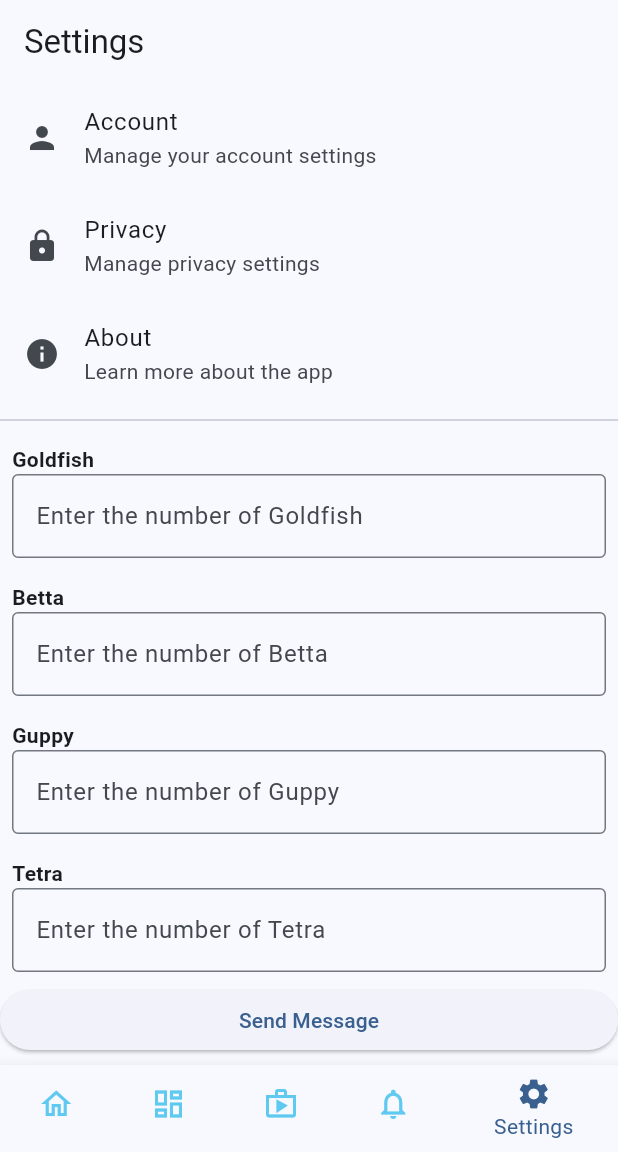
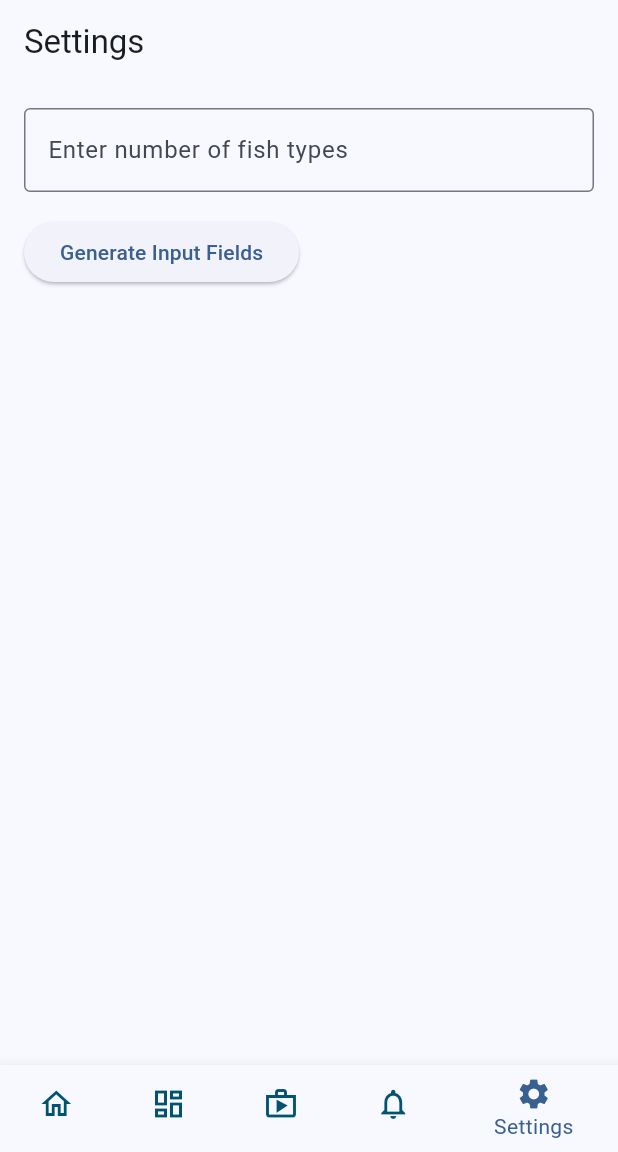
Before and after one commit to SahanEdirimanna/Aquaguard, a Flutter app: the screen it shows after launch, item 5 of the bottom bar chosen, on a phone screen of 412 x 824 dp, the part 84-1236 px from its top. Run offline on Flutter 3.47's test engine with Material 3 defaults, Android fonts, the phone set to English and light mode, and no system bars; network calls fail.

Commit message:
settings fish selection

```diff
--- a/lib/main.dart
+++ b/lib/main.dart
@@ -93,7 +93,7 @@ class _MainPageState extends State<MainPage> {
         ],
         currentIndex: _selectedIndex,
         selectedItemColor: Theme.of(context).colorScheme.primary,
-        unselectedItemColor: const Color.fromARGB(255, 95, 201, 239),
+        unselectedItemColor: const Color.fromARGB(255, 2, 83, 113),
         onTap: _onItemTapped,
       ),
     );
--- a/lib/screens/settings.dart
+++ b/lib/screens/settings.dart
@@ -11,8 +11,10 @@ class SettingsPage extends StatefulWidget {
 
 class SettingsPageState extends State<SettingsPage> {
   late WebSocketChannel _channel;
-  final Map<String, TextEditingController> _fishControllers = {};
-  final List<String> _fishTypes = ['Goldfish', 'Betta', 'Guppy', 'Tetra'];
+  final TextEditingController _fishTypeCountController = TextEditingController();
+  int _fishTypeCount = 0;
+  List<Map<String, dynamic>> _fishInputs = [];
+  final List<String> _fishNames = ['Goldfish', 'Betta', 'Guppy', 'Tetra', 'Angelfish'];
 
   @override
   void initState() {
@@ -20,29 +22,46 @@ class SettingsPageState extends State<SettingsPage> {
     _channel = WebSocketChannel.connect(
       Uri.parse('ws://159.89.173.231:1880/ws/settings'), // Replace with your WebSocket URL
     );
+  }
 
-    // Initialize controllers for each fish type
-    for (var fishType in _fishTypes) {
-      _fishControllers[fishType] = TextEditingController();
-    }
+  void _generateFishInputs() {
+    setState(() {
+      _fishTypeCount = int.tryParse(_fishTypeCountController.text) ?? 0;
+      _fishInputs = List.generate(_fishTypeCount, (_) {
+        return {
+          'name': null, // Dropdown selection
+          'count': TextEditingController(),
+          'age': TextEditingController(),
+        };
+      });
+    });
   }
 
   void _sendMessage() {
-    final messages = _fishTypes.map((fishType) {
-      final fishNumber = _fishControllers[fishType]?.text ?? '0';
-      return 'Fish Type: $fishType, Number: $fishNumber';
+    final fishData = _fishInputs.map((fishInput) {
+      return {
+        'name': fishInput['name'] ?? '',
+        'count': fishInput['count']?.text ?? '',
+        'age': fishInput['age']?.text ?? '',
+      };
+    }).toList();
+
+    final message = fishData.map((fish) {
+      return 'Fish Type: ${fish['name']}, Count: ${fish['count']}, Average Age: ${fish['age']}';
     }).join('; ');
 
-    if (messages.isNotEmpty) {
-      _channel.sink.add(messages);
+    if (message.isNotEmpty) {
+      _channel.sink.add(message);
     }
   }
 
   @override
   void dispose() {
     _channel.sink.close(status.goingAway);
-    for (var controller in _fishControllers.values) {
-      controller.dispose();
+    _fishTypeCountController.dispose();
+    for (var fishInput in _fishInputs) {
+      fishInput['count']?.dispose();
+      fishInput['age']?.dispose();
     }
     super.dispose();
   }
@@ -53,61 +72,103 @@ class SettingsPageState extends State<SettingsPage> {
       appBar: AppBar(
         title: Text('Settings'),
       ),
-      body: ListView(
+      body: Padding(
+        padding: const EdgeInsets.all(16.0),
+        child: SingleChildScrollView(
+          child: Column(
+            crossAxisAlignment: CrossAxisAlignment.start,
             children: [
-          ListTile(
-            leading: Icon(Icons.person),
-            title: Text('Account'),
-            subtitle: Text('Manage your account settings'),
-            onTap: () {
-              // Handle account settings tap
-            },
+              TextField(
+                controller: _fishTypeCountController,
+                decoration: InputDecoration(
+                  border: OutlineInputBorder(),
+                  labelText: 'Enter number of fish types',
                 ),
-          ListTile(
-            leading: Icon(Icons.lock),
-            title: Text('Privacy'),
-            subtitle: Text('Manage privacy settings'),
-            onTap: () {
-              // Handle privacy settings tap
-            },
               ),
-          ListTile(
-            leading: Icon(Icons.info),
-            title: Text('About'),
-            subtitle: Text('Learn more about the app'),
-            onTap: () {
-              // Handle about tap
-            },
+              const SizedBox(height: 16.0),
+              ElevatedButton(
+                onPressed: _generateFishInputs,
+                child: Text('Generate Input Fields'),
               ),
-          Divider(),
-          ..._fishTypes.map((fishType) {
+              const SizedBox(height: 16.0),
+              if (_fishInputs.isNotEmpty)
+                ListView.builder(
+                  shrinkWrap: true,
+                  physics: NeverScrollableScrollPhysics(),
+                  itemCount: _fishInputs.length,
+                  itemBuilder: (context, index) {
                     return Padding(
-              padding: const EdgeInsets.all(8.0),
+                      padding: const EdgeInsets.only(bottom: 16.0),
+                      child: Card(
+                        elevation: 4.0,
+                        shape: RoundedRectangleBorder(
+                          borderRadius: BorderRadius.circular(12.0),
+                        ),
+                        child: Padding(
+                          padding: const EdgeInsets.all(16.0),
                           child: Column(
                             crossAxisAlignment: CrossAxisAlignment.start,
                             children: [
                               Text(
-                    fishType,
-                    style: TextStyle(fontWeight: FontWeight.bold),
+                                'Fish Type ${index + 1}',
+                                style: TextStyle(
+                                  fontSize: 16.0,
+                                  fontWeight: FontWeight.bold,
                                 ),
-                  TextField(
-                    controller: _fishControllers[fishType],
-                    //keyboardType: TextInputType.number,
+                              ),
+                              const SizedBox(height: 8.0),
+                              DropdownButtonFormField<String>(
+                                value: _fishInputs[index]['name'],
+                                items: _fishNames.map((fishName) {
+                                  return DropdownMenuItem(
+                                    value: fishName,
+                                    child: Text(fishName),
+                                  );
+                                }).toList(),
+                                onChanged: (value) {
+                                  setState(() {
+                                    _fishInputs[index]['name'] = value;
+                                  });
+                                },
                                 decoration: InputDecoration(
                                   border: OutlineInputBorder(),
-                      labelText: 'Enter the number of $fishType',
+                                  labelText: 'Select Fish Type',
+                                ),
+                              ),
+                              const SizedBox(height: 8.0),
+                              TextField(
+                                controller: _fishInputs[index]['count'],
+                                keyboardType: TextInputType.number,
+                                decoration: InputDecoration(
+                                  border: OutlineInputBorder(),
+                                  labelText: 'Fish Count',
+                                ),
+                              ),
+                              const SizedBox(height: 8.0),
+                              TextField(
+                                controller: _fishInputs[index]['age'],
+                                keyboardType: TextInputType.number,
+                                decoration: InputDecoration(
+                                  border: OutlineInputBorder(),
+                                  labelText: 'Average Age of Fish',
                                 ),
                               ),
                             ],
                           ),
+                        ),
+                      ),
                     );
-          }),
+                  },
+                ),
+              if (_fishInputs.isNotEmpty)
                 ElevatedButton(
                   onPressed: _sendMessage,
                   child: Text('Send Message'),
                 ),
             ],
           ),
+        ),
+      ),
     );
   }
 }
```
Lines whose indentation alone changed are shown as unchanged.
